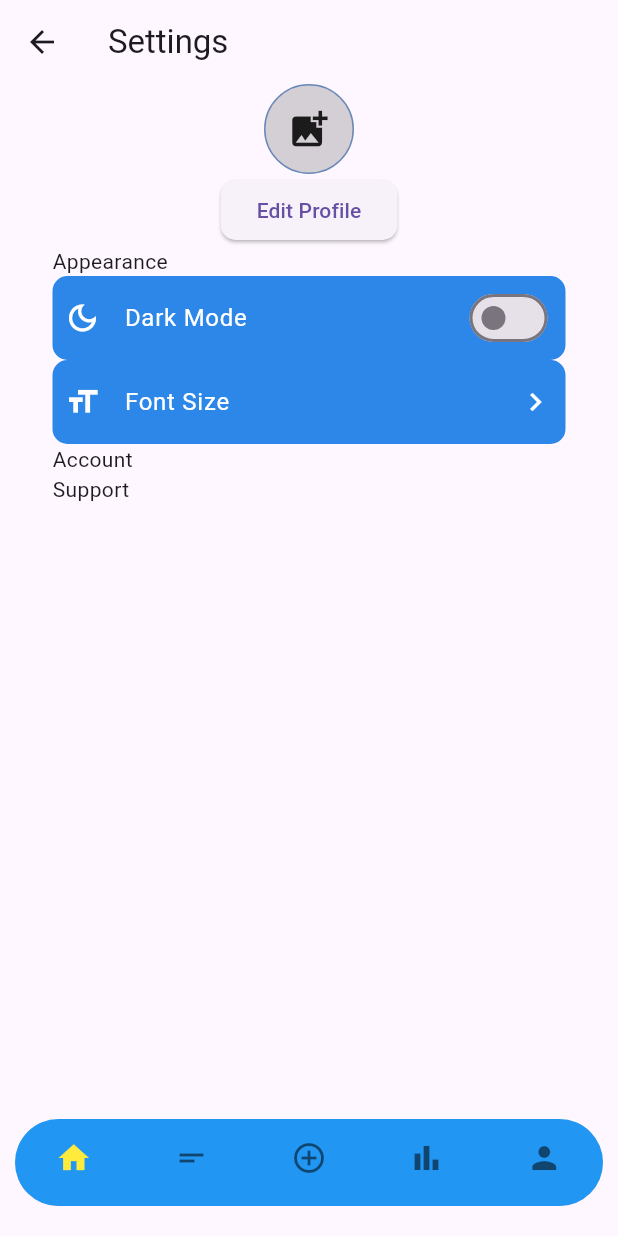
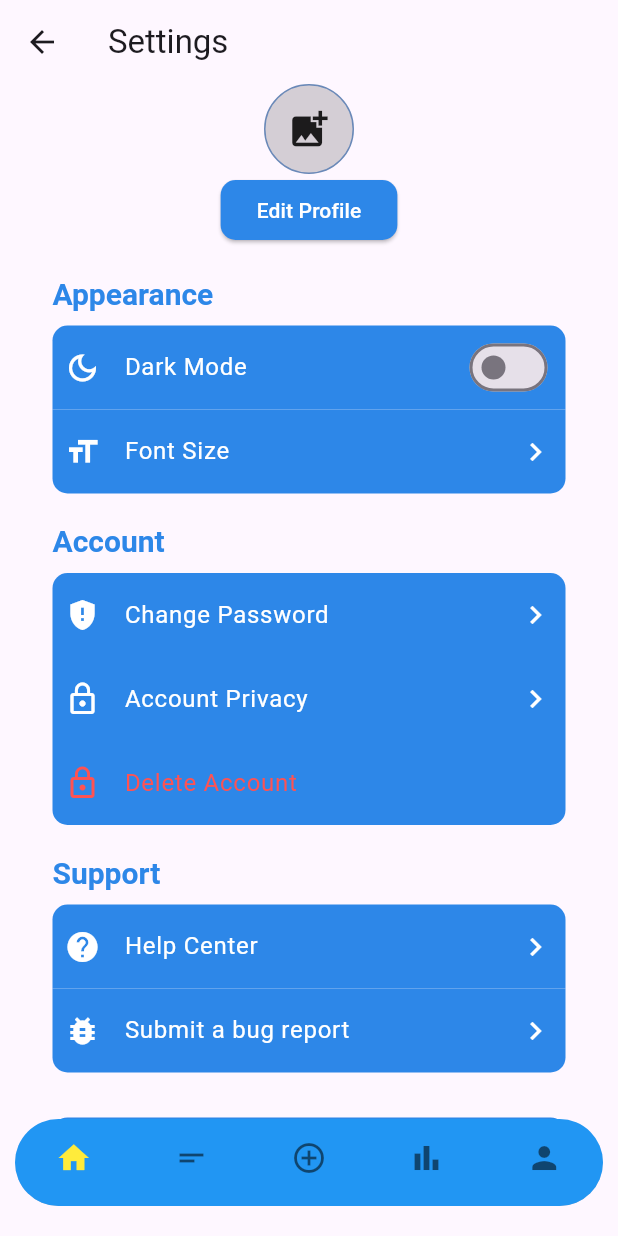
Before and after one commit to Pipeline-To-Better-Placemaking/P2BP-2025Spring-Mobile, a Flutter app: the SettingsPage screen opened by its route, on a phone screen of 412 x 824 dp. Run offline on Flutter 3.47's test engine with Material 3 defaults, Android fonts, the phone set to English and light mode, and no system bars.

Commit message:
layout and aesthetics of the main settings page is very nearly complete but no functionality or other pages yet

```diff
--- a/lib/settings_page.dart
+++ b/lib/settings_page.dart
@@ -16,12 +16,15 @@ class SettingsPage extends StatelessWidget {
         bottomNavigationBar: const BottomFloatingNavBar(),
         body: ListTileTheme(
           tileColor: _clickableColor,
-          shape: RoundedRectangleBorder(
-            borderRadius: BorderRadius.circular(10),
-          ),
           contentPadding: const EdgeInsets.symmetric(horizontal: 8),
           iconColor: Colors.white,
           textColor: Colors.white,
+          child: DefaultTextStyle(
+            style: const TextStyle(
+              color: _clickableColor,
+              fontSize: 20,
+              fontWeight: FontWeight.bold,
+            ),
             child: ListView(
               padding: const EdgeInsets.symmetric(horizontal: 35),
               children: <Widget>[
@@ -40,6 +43,7 @@ class SettingsPage extends StatelessWidget {
                     ),
                     ElevatedButton(
                       style: ElevatedButton.styleFrom(
+                        backgroundColor: _clickableColor,
                         shape: RoundedRectangleBorder(
                           borderRadius: BorderRadius.circular(10),
                         ),
@@ -49,20 +53,116 @@ class SettingsPage extends StatelessWidget {
                         print('Test');
                         return;
                       },
-                    child: const Text('Edit Profile'),
+                      child: const Text(
+                        'Edit Profile',
+                        style: TextStyle(color: Colors.white),
+                      ),
                     ),
                   ],
                 ),
-              const Text('Appearance'),
-              const DarkModeSwitch(),
+                const Padding(
+                  padding: EdgeInsets.only(
+                    top: 20,
+                    bottom: 10,
+                  ),
+                  child: Text('Appearance'),
+                ),
+                const DarkModeSwitch(
+                  shape: RoundedRectangleBorder(
+                    borderRadius: BorderRadius.only(
+                      topLeft: Radius.circular(10),
+                      topRight: Radius.circular(10),
+                    ),
+                  ),
+                ),
                 const ListTile(
                   leading: Icon(Icons.format_size),
                   title: Text('Font Size'),
                   trailing: Icon(Icons.chevron_right),
+                  shape: RoundedRectangleBorder(
+                    borderRadius: BorderRadius.only(
+                      bottomLeft: Radius.circular(10),
+                      bottomRight: Radius.circular(10),
                     ),
-              const Text('Account'),
-              const Text('Support'),
+                  ),
+                ),
+                const Padding(
+                  padding: EdgeInsets.only(
+                    top: 20,
+                    bottom: 10,
+                  ),
+                  child: Text('Account'),
+                ),
+                const ListTile(
+                  leading: Icon(Icons.gpp_maybe),
+                  title: Text('Change Password'),
+                  trailing: Icon(Icons.chevron_right),
+                  shape: RoundedRectangleBorder(
+                    borderRadius: BorderRadius.only(
+                      topLeft: Radius.circular(10),
+                      topRight: Radius.circular(10),
+                    ),
+                  ),
+                ),
+                const ListTile(
+                  leading: Icon(Icons.lock_outline),
+                  title: Text('Account Privacy'),
+                  trailing: Icon(Icons.chevron_right),
+                ),
+                const ListTile(
+                  leading: Icon(Icons.lock_outline),
+                  title: Text('Delete Account'),
+                  iconColor: Colors.redAccent,
+                  textColor: Colors.redAccent,
+                  shape: RoundedRectangleBorder(
+                    borderRadius: BorderRadius.only(
+                      bottomLeft: Radius.circular(10),
+                      bottomRight: Radius.circular(10),
+                    ),
+                  ),
+                ),
+                const Padding(
+                  padding: EdgeInsets.only(
+                    top: 20,
+                    bottom: 10,
+                  ),
+                  child: Text('Support'),
+                ),
+                const ListTile(
+                  leading: Icon(Icons.help),
+                  title: Text('Help Center'),
+                  trailing: Icon(Icons.chevron_right),
+                  shape: RoundedRectangleBorder(
+                    borderRadius: BorderRadius.only(
+                      topLeft: Radius.circular(10),
+                      topRight: Radius.circular(10),
+                    ),
+                  ),
+                ),
+                const ListTile(
+                  leading: Icon(Icons.bug_report),
+                  title: Text('Submit a bug report'),
+                  trailing: Icon(Icons.chevron_right),
+                  shape: RoundedRectangleBorder(
+                    borderRadius: BorderRadius.only(
+                      bottomLeft: Radius.circular(10),
+                      bottomRight: Radius.circular(10),
+                    ),
+                  ),
+                ),
+                const SizedBox(height: 30),
+                ListTile(
+                  leading: const Icon(Icons.logout),
+                  title: const Text('Log Out'),
+                  iconColor: Colors.redAccent,
+                  textColor: Colors.redAccent,
+                  shape: RoundedRectangleBorder(
+                    borderRadius: BorderRadius.circular(10),
+                  ),
+                ),
+                const SizedBox(height: 30),
               ],
+            ),
           ),
         ),
       ),
@@ -71,7 +171,9 @@ class SettingsPage extends StatelessWidget {
 }
 
 class DarkModeSwitch extends StatefulWidget {
-  const DarkModeSwitch({super.key});
+  final ShapeBorder shape;
+
+  const DarkModeSwitch({super.key, required this.shape});
 
   @override
   State<DarkModeSwitch> createState() => _DarkModeSwitchState();
@@ -83,10 +185,11 @@ class _DarkModeSwitchState extends State<DarkModeSwitch> {
       app's visuals accordingly.
   */
   bool _isDarkMode = false;
-// const Color(0xFF2D87E8)
+
   @override
   Widget build(BuildContext context) {
     return SwitchListTile(
+      shape: widget.shape,
       secondary: const Icon(Icons.dark_mode_outlined),
       title: const Text('Dark Mode'),
       value: _isDarkMode,
@@ -97,5 +200,4 @@ class _DarkModeSwitchState extends State<DarkModeSwitch> {
       },
     );
   }
-
 }
```
Lines whose indentation alone changed are shown as unchanged.
